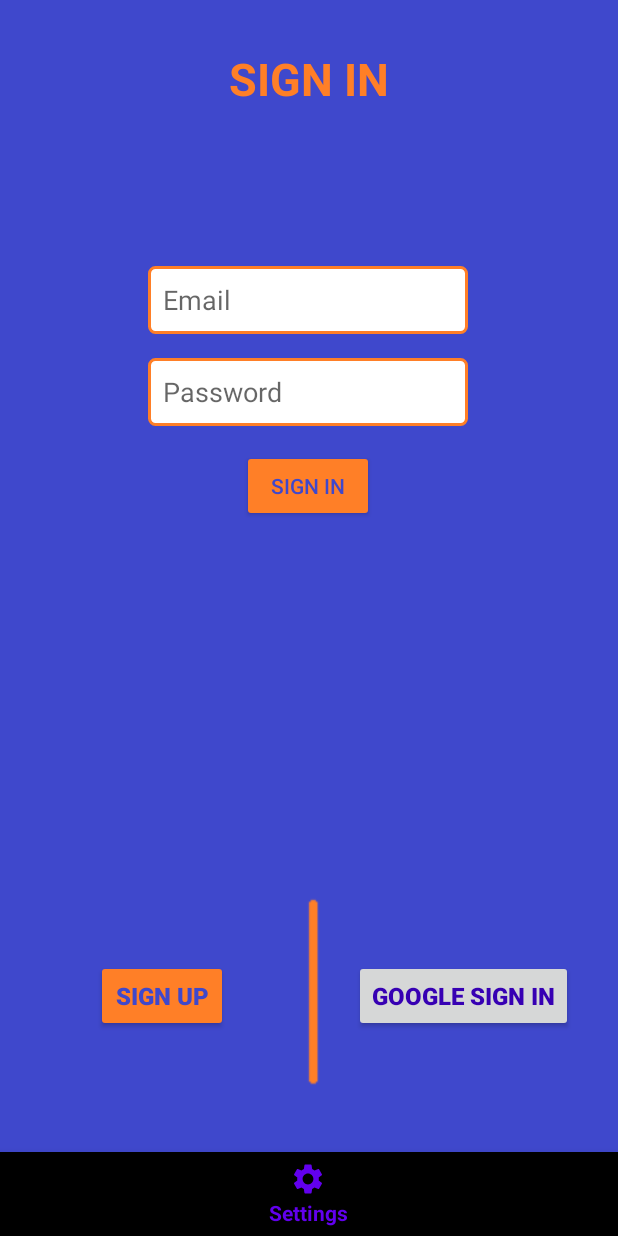
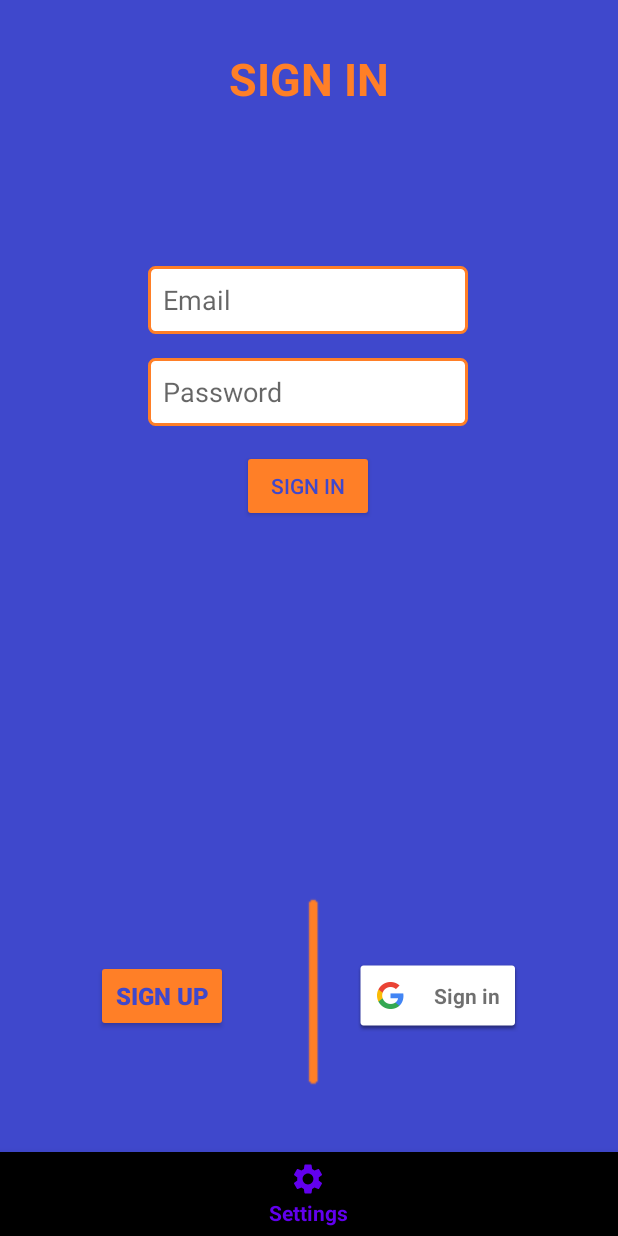
Before and after one commit to Irfan044/BPR2-IrfanCatovic, an Android app: the screen it shows after launch (MainActivity), after a tap on "START", on a phone screen of 412 x 824 dp. Run offline under Robolectric (Android 15) with nearby library versions, the phone set to English and light mode, and no system bars; our stand-ins replace Firebase (no records; nobody signed in at launch, a user with empty details on screens opened directly).

Commit message:
Google Sign in Button added

```diff
--- a/app/build.gradle
+++ b/app/build.gradle
@@ -39,6 +39,7 @@ dependencies {
     implementation 'androidx.lifecycle:lifecycle-livedata-ktx:2.3.1'
     implementation 'androidx.lifecycle:lifecycle-viewmodel-ktx:2.3.1'
     implementation 'androidx.cardview:cardview:1.0.0'
+    implementation 'com.google.android.gms:play-services-location:21.0.1'
     testImplementation 'junit:junit:4.12'
     androidTestImplementation 'androidx.test.ext:junit:1.1.1'
     androidTestImplementation 'androidx.test.espresso:espresso-core:3.2.0'
--- a/app/src/main/res/layout/fragment_sign_in.xml
+++ b/app/src/main/res/layout/fragment_sign_in.xml
@@ -199,7 +199,7 @@
         app:layout_constraintBottom_toBottomOf="parent"
         app:layout_constraintStart_toStartOf="parent" />
 
-    <Button
+    <!--<Button
         android:id="@+id/googleSignInButton"
         android:layout_width="wrap_content"
         android:layout_height="wrap_content"
@@ -210,6 +210,19 @@
         android:textSize="16sp"
         android:textStyle="bold"
         app:layout_constraintBottom_toBottomOf="parent"
+        app:layout_constraintStart_toEndOf="@+id/signUpButton" />-->
+
+    <com.google.android.gms.common.SignInButton
+        android:id="@+id/googleSignInButton"
+        android:layout_width="wrap_content"
+        android:layout_height="wrap_content"
+        android:layout_marginStart="84dp"
+        android:layout_marginBottom="80dp"
+        android:layout_gravity="center_horizontal"
+        android:textColor="@color/colorPrimaryDark"
+        android:textSize="16sp"
+        android:textStyle="bold"
+        app:layout_constraintBottom_toBottomOf="parent"
         app:layout_constraintStart_toEndOf="@+id/signUpButton" />
 
 </androidx.constraintlayout.widget.ConstraintLayout>
--- a/app/src/main/res/layout/fragment_sign_up.xml
+++ b/app/src/main/res/layout/fragment_sign_up.xml
@@ -197,13 +197,13 @@
         app:layout_constraintBottom_toBottomOf="parent"
         app:layout_constraintStart_toStartOf="parent" />
 
-    <Button
+    <com.google.android.gms.common.SignInButton
         android:id="@+id/googleSignInButton"
         android:layout_width="wrap_content"
         android:layout_height="wrap_content"
         android:layout_marginStart="84dp"
         android:layout_marginBottom="80dp"
-        android:text="Google Sign In"
+        android:layout_gravity="center_horizontal"
         android:textColor="@color/colorPrimaryDark"
         android:textSize="16sp"
         android:textStyle="bold"
```
